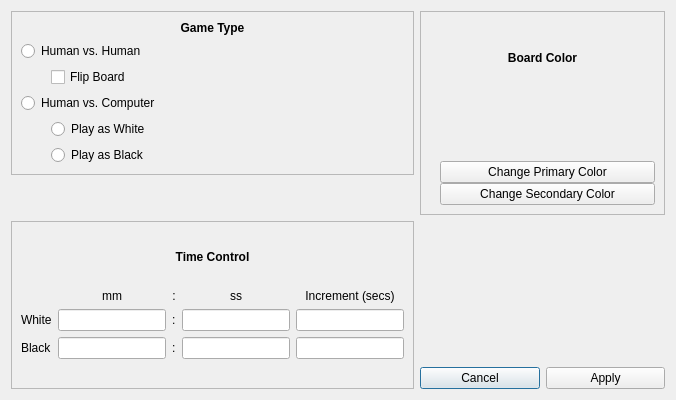
First picture: the form in settings_dialog.ui, repository ben-ralston/Chess, before the edit.
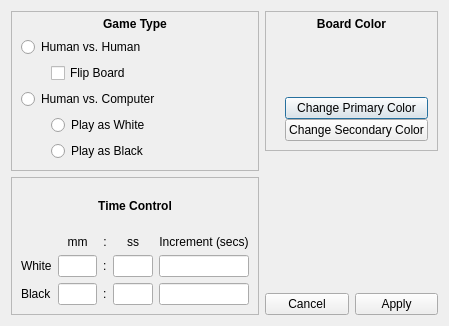
Second picture: the form after the edit.

Commit message: Improve look of settings page

What changed in the file:
```diff
--- a/settings_dialog.ui
+++ b/settings_dialog.ui
@@ -12,178 +12,35 @@
    <rect>
     <x>0</x>
     <y>0</y>
-    <width>676</width>
-    <height>400</height>
+    <width>449</width>
+    <height>326</height>
    </rect>
   </property>
   <property name="sizePolicy">
-   <sizepolicy hsizetype="Fixed" vsizetype="Fixed">
+   <sizepolicy hsizetype="Preferred" vsizetype="Preferred">
     <horstretch>0</horstretch>
     <verstretch>0</verstretch>
    </sizepolicy>
   </property>
+  <property name="minimumSize">
+   <size>
+    <width>0</width>
+    <height>0</height>
+   </size>
+  </property>
+  <property name="maximumSize">
+   <size>
+    <width>10000</width>
+    <height>10000</height>
+   </size>
+  </property>
   <property name="windowTitle">
    <string>Settings</string>
   </property>
-  <layout class="QGridLayout" name="gridLayout_3">
-   <item row="2" column="0" rowspan="2">
-    <widget class="QFrame" name="timeControlFrame">
-     <property name="frameShape">
-      <enum>QFrame::StyledPanel</enum>
-     </property>
-     <property name="frameShadow">
-      <enum>QFrame::Raised</enum>
-     </property>
-     <layout class="QVBoxLayout" name="verticalLayout">
+  <layout class="QHBoxLayout" name="horizontalLayout">
       <item>
-       <widget class="QLabel" name="timeControlLabel">
-        <property name="styleSheet">
-         <string notr="true">color: black;
-font-weight: bold;</string>
-        </property>
-        <property name="text">
-         <string>Time Control</string>
-        </property>
-        <property name="alignment">
-         <set>Qt::AlignCenter</set>
-        </property>
-       </widget>
-      </item>
+    <layout class="QVBoxLayout" name="verticalLayout_2">
       <item>
-       <layout class="QGridLayout" name="timeControlGrid">
-        <item row="2" column="0">
-         <widget class="QLabel" name="label_2">
-          <property name="text">
-           <string>Black</string>
-          </property>
-         </widget>
-        </item>
-        <item row="0" column="2">
-         <widget class="QLabel" name="label_6">
-          <property name="text">
-           <string>:</string>
-          </property>
-          <property name="alignment">
-           <set>Qt::AlignCenter</set>
-          </property>
-         </widget>
-        </item>
-        <item row="1" column="2">
-         <widget class="QLabel" name="label_4">
-          <property name="text">
-           <string>:</string>
-          </property>
-         </widget>
-        </item>
-        <item row="1" column="4">
-         <widget class="QLineEdit" name="whiteIncrement"/>
-        </item>
-        <item row="1" column="1">
-         <widget class="QLineEdit" name="whiteMinutes">
-          <property name="dragEnabled">
-           <bool>false</bool>
-          </property>
-          <property name="readOnly">
-           <bool>false</bool>
-          </property>
-         </widget>
-        </item>
-        <item row="1" column="3">
-         <widget class="QLineEdit" name="whiteSeconds"/>
-        </item>
-        <item row="0" column="3">
-         <widget class="QLabel" name="label_7">
-          <property name="text">
-           <string>ss</string>
-          </property>
-          <property name="alignment">
-           <set>Qt::AlignCenter</set>
-          </property>
-         </widget>
-        </item>
-        <item row="0" column="4">
-         <widget class="QLabel" name="label_8">
-          <property name="text">
-           <string>Increment (secs)</string>
-          </property>
-          <property name="alignment">
-           <set>Qt::AlignCenter</set>
-          </property>
-         </widget>
-        </item>
-        <item row="1" column="0">
-         <widget class="QLabel" name="label">
-          <property name="text">
-           <string>White</string>
-          </property>
-         </widget>
-        </item>
-        <item row="2" column="1">
-         <widget class="QLineEdit" name="blackMinutes"/>
-        </item>
-        <item row="2" column="3">
-         <widget class="QLineEdit" name="blackSeconds"/>
-        </item>
-        <item row="0" column="1">
-         <widget class="QLabel" name="label_3">
-          <property name="text">
-           <string>mm</string>
-          </property>
-          <property name="alignment">
-           <set>Qt::AlignCenter</set>
-          </property>
-         </widget>
-        </item>
-        <item row="2" column="4">
-         <widget class="QLineEdit" name="blackIncrement"/>
-        </item>
-        <item row="2" column="2">
-         <widget class="QLabel" name="label_5">
-          <property name="text">
-           <string>:</string>
-          </property>
-         </widget>
-        </item>
-       </layout>
-      </item>
-      <item>
-       <spacer name="verticalSpacer_3">
-        <property name="orientation">
-         <enum>Qt::Vertical</enum>
-        </property>
-        <property name="sizeType">
-         <enum>QSizePolicy::Fixed</enum>
-        </property>
-        <property name="sizeHint" stdset="0">
-         <size>
-          <width>20</width>
-          <height>20</height>
-         </size>
-        </property>
-       </spacer>
-      </item>
-     </layout>
-    </widget>
-   </item>
-   <item row="3" column="1">
-    <layout class="QHBoxLayout" name="horizontalLayout_7">
-     <item>
-      <widget class="QPushButton" name="cancelButton">
-       <property name="text">
-        <string>Cancel</string>
-       </property>
-      </widget>
-     </item>
-     <item>
-      <widget class="QPushButton" name="applyButton">
-       <property name="text">
-        <string>Apply</string>
-       </property>
-      </widget>
-     </item>
-    </layout>
-   </item>
-   <item row="0" column="0">
     <widget class="QFrame" name="gameTypeFrame">
      <property name="frameShape">
       <enum>QFrame::StyledPanel</enum>
@@ -198,6 +55,9 @@
       <number>0</number>
      </property>
      <layout class="QVBoxLayout" name="verticalLayout_5">
+        <property name="topMargin">
+         <number>5</number>
+        </property>
       <item>
        <widget class="QLabel" name="gameTypeLabel">
         <property name="styleSheet">
@@ -311,36 +171,164 @@
      </layout>
     </widget>
    </item>
+     <item>
+      <widget class="QFrame" name="timeControlFrame">
+       <property name="frameShape">
+        <enum>QFrame::StyledPanel</enum>
+       </property>
+       <property name="frameShadow">
+        <enum>QFrame::Raised</enum>
+       </property>
+       <layout class="QVBoxLayout" name="verticalLayout">
+        <property name="topMargin">
+         <number>5</number>
+        </property>
+        <item>
+         <widget class="QLabel" name="timeControlLabel">
+          <property name="styleSheet">
+           <string notr="true">color: black;
+font-weight: bold;</string>
+          </property>
+          <property name="text">
+           <string>Time Control</string>
+          </property>
+          <property name="alignment">
+           <set>Qt::AlignCenter</set>
+          </property>
+         </widget>
+        </item>
+        <item>
+         <layout class="QGridLayout" name="timeControlGrid">
+          <item row="2" column="0">
+           <widget class="QLabel" name="label_2">
+            <property name="text">
+             <string>Black</string>
+            </property>
+           </widget>
+          </item>
+          <item row="0" column="4">
+           <widget class="QLabel" name="label_8">
+            <property name="text">
+             <string>Increment (secs)</string>
+            </property>
+            <property name="alignment">
+             <set>Qt::AlignCenter</set>
+            </property>
+           </widget>
+          </item>
+          <item row="2" column="4">
+           <widget class="QLineEdit" name="blackIncrement"/>
+          </item>
+          <item row="1" column="3">
+           <widget class="QLineEdit" name="whiteSeconds">
+            <property name="minimumSize">
+             <size>
+              <width>25</width>
+              <height>0</height>
+             </size>
+            </property>
+           </widget>
+          </item>
+          <item row="0" column="1">
+           <widget class="QLabel" name="label_3">
+            <property name="text">
+             <string>mm</string>
+            </property>
+            <property name="alignment">
+             <set>Qt::AlignCenter</set>
+            </property>
+           </widget>
+          </item>
+          <item row="2" column="2">
+           <widget class="QLabel" name="label_5">
+            <property name="text">
+             <string>:</string>
+            </property>
+           </widget>
+          </item>
+          <item row="0" column="2">
+           <widget class="QLabel" name="label_6">
+            <property name="text">
+             <string>:</string>
+            </property>
+            <property name="alignment">
+             <set>Qt::AlignCenter</set>
+            </property>
+           </widget>
+          </item>
+          <item row="1" column="1">
+           <widget class="QLineEdit" name="whiteMinutes">
+            <property name="minimumSize">
+             <size>
+              <width>25</width>
+              <height>0</height>
+             </size>
+            </property>
+            <property name="dragEnabled">
+             <bool>false</bool>
+            </property>
+            <property name="readOnly">
+             <bool>false</bool>
+            </property>
+           </widget>
+          </item>
+          <item row="2" column="3">
+           <widget class="QLineEdit" name="blackSeconds">
+            <property name="minimumSize">
+             <size>
+              <width>25</width>
+              <height>0</height>
+             </size>
+            </property>
+           </widget>
+          </item>
+          <item row="0" column="3">
+           <widget class="QLabel" name="label_7">
+            <property name="text">
+             <string>ss</string>
+            </property>
+            <property name="alignment">
+             <set>Qt::AlignCenter</set>
+            </property>
+           </widget>
+          </item>
    <item row="2" column="1">
-    <spacer name="verticalSpacer_2">
-     <property name="orientation">
-      <enum>Qt::Vertical</enum>
-     </property>
-     <property name="sizeHint" stdset="0">
+           <widget class="QLineEdit" name="blackMinutes">
+            <property name="minimumSize">
       <size>
-       <width>20</width>
-       <height>40</height>
-      </size>
-     </property>
-    </spacer>
+              <width>25</width>
+              <height>0</height>
+             </size>
+            </property>
+           </widget>
+          </item>
+          <item row="1" column="2">
+           <widget class="QLabel" name="label_4">
+            <property name="text">
+             <string>:</string>
+            </property>
+           </widget>
+          </item>
+          <item row="1" column="4">
+           <widget class="QLineEdit" name="whiteIncrement"/>
    </item>
    <item row="1" column="0">
-    <spacer name="verticalSpacer">
-     <property name="orientation">
-      <enum>Qt::Vertical</enum>
-     </property>
-     <property name="sizeType">
-      <enum>QSizePolicy::Fixed</enum>
-     </property>
-     <property name="sizeHint" stdset="0">
-      <size>
-       <width>20</width>
-       <height>40</height>
-      </size>
-     </property>
-    </spacer>
-   </item>
-   <item row="0" column="1" rowspan="2">
+           <widget class="QLabel" name="label">
+            <property name="text">
+             <string>White</string>
+            </property>
+           </widget>
+          </item>
+         </layout>
+        </item>
+       </layout>
+      </widget>
+     </item>
+    </layout>
+   </item>
+   <item>
+    <layout class="QVBoxLayout" name="verticalLayout_3">
+     <item>
     <widget class="QFrame" name="boardColorFrame">
      <property name="frameShape">
       <enum>QFrame::StyledPanel</enum>
@@ -349,6 +337,9 @@
       <enum>QFrame::Raised</enum>
      </property>
      <layout class="QVBoxLayout" name="verticalLayout_6">
+        <property name="topMargin">
+         <number>5</number>
+        </property>
       <item>
        <widget class="QLabel" name="boardColorLabel">
         <property name="styleSheet">
@@ -505,6 +496,39 @@
       </item>
      </layout>
     </widget>
+     </item>
+     <item>
+      <spacer name="verticalSpacer">
+       <property name="orientation">
+        <enum>Qt::Vertical</enum>
+       </property>
+       <property name="sizeHint" stdset="0">
+        <size>
+         <width>20</width>
+         <height>40</height>
+        </size>
+       </property>
+      </spacer>
+     </item>
+     <item>
+      <layout class="QHBoxLayout" name="horizontalLayout_7">
+       <item>
+        <widget class="QPushButton" name="cancelButton">
+         <property name="text">
+          <string>Cancel</string>
+         </property>
+        </widget>
+       </item>
+       <item>
+        <widget class="QPushButton" name="applyButton">
+         <property name="text">
+          <string>Apply</string>
+         </property>
+        </widget>
+       </item>
+      </layout>
+     </item>
+    </layout>
    </item>
   </layout>
  </widget>
```
Left out of the diff: 4 changed lines with no effect on the pictures. Lines whose indentation alone changed are shown as unchanged. The commit also changes 2 other files.
